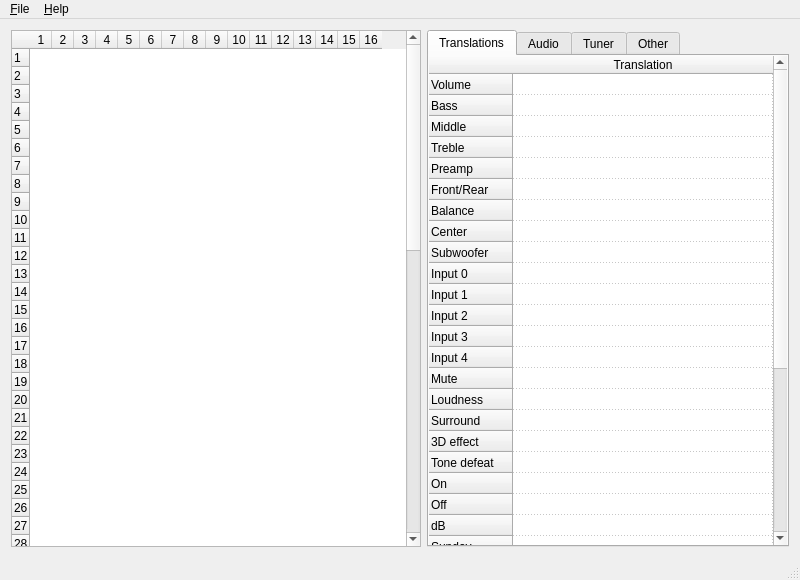
First picture: the form in editor/mainwindow.ui, repository WiseLord/ampcontrol, before the edit.
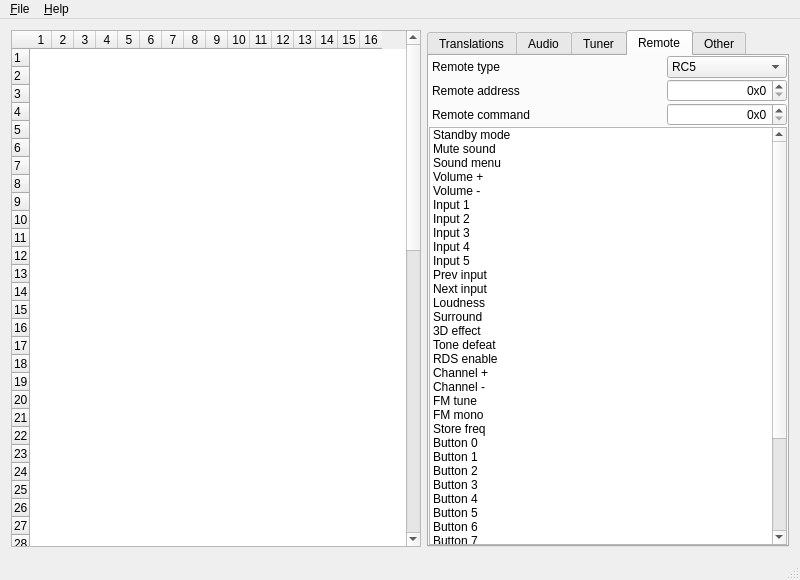
Second picture: the form after the edit. The open tabs and pages were chosen to show the change. Icons and pictures are not drawn.

Commit message: Add remote tab in editor

The edit to the form file:
```diff
--- a/editor/mainwindow.ui
+++ b/editor/mainwindow.ui
@@ -2317,6 +2317,389 @@
         </item>
        </layout>
       </widget>
+      <widget class="QWidget" name="tabRemote">
+       <attribute name="title">
+        <string>Remote</string>
+       </attribute>
+       <layout class="QVBoxLayout" name="verticalLayout_6">
+        <property name="spacing">
+         <number>1</number>
+        </property>
+        <property name="leftMargin">
+         <number>0</number>
+        </property>
+        <property name="topMargin">
+         <number>0</number>
+        </property>
+        <property name="rightMargin">
+         <number>0</number>
+        </property>
+        <property name="bottomMargin">
+         <number>0</number>
+        </property>
+        <item>
+         <widget class="QWidget" name="wgtRemoteType" native="true">
+          <layout class="QHBoxLayout" name="horizontalLayout_39" stretch="1,0">
+           <property name="spacing">
+            <number>0</number>
+           </property>
+           <property name="leftMargin">
+            <number>3</number>
+           </property>
+           <property name="topMargin">
+            <number>0</number>
+           </property>
+           <property name="rightMargin">
+            <number>0</number>
+           </property>
+           <property name="bottomMargin">
+            <number>0</number>
+           </property>
+           <item>
+            <widget class="QLabel" name="lblRemoteType">
+             <property name="text">
+              <string>Remote type</string>
+             </property>
+            </widget>
+           </item>
+           <item>
+            <widget class="QComboBox" name="cbxRemoteType">
+             <property name="minimumSize">
+              <size>
+               <width>120</width>
+               <height>0</height>
+              </size>
+             </property>
+             <property name="currentIndex">
+              <number>0</number>
+             </property>
+             <item>
+              <property name="text">
+               <string>RC5</string>
+              </property>
+             </item>
+             <item>
+              <property name="text">
+               <string>NEC</string>
+              </property>
+             </item>
+             <item>
+              <property name="text">
+               <string>RC6</string>
+              </property>
+             </item>
+             <item>
+              <property name="text">
+               <string>Samsung</string>
+              </property>
+             </item>
+            </widget>
+           </item>
+          </layout>
+         </widget>
+        </item>
+        <item>
+         <widget class="QWidget" name="wgtRemoteAddr" native="true">
+          <layout class="QHBoxLayout" name="horizontalLayout_41" stretch="1,0">
+           <property name="spacing">
+            <number>0</number>
+           </property>
+           <property name="leftMargin">
+            <number>3</number>
+           </property>
+           <property name="topMargin">
+            <number>0</number>
+           </property>
+           <property name="rightMargin">
+            <number>0</number>
+           </property>
+           <property name="bottomMargin">
+            <number>0</number>
+           </property>
+           <item>
+            <widget class="QLabel" name="lblRemoteAddr">
+             <property name="text">
+              <string>Remote address</string>
+             </property>
+            </widget>
+           </item>
+           <item>
+            <widget class="QSpinBox" name="sbxRemoteAddr">
+             <property name="minimumSize">
+              <size>
+               <width>120</width>
+               <height>0</height>
+              </size>
+             </property>
+             <property name="alignment">
+              <set>Qt::AlignRight|Qt::AlignTrailing|Qt::AlignVCenter</set>
+             </property>
+             <property name="prefix">
+              <string>0x</string>
+             </property>
+             <property name="minimum">
+              <number>0</number>
+             </property>
+             <property name="maximum">
+              <number>255</number>
+             </property>
+             <property name="displayIntegerBase">
+              <number>16</number>
+             </property>
+            </widget>
+           </item>
+          </layout>
+         </widget>
+        </item>
+        <item>
+         <widget class="QWidget" name="wgtRemoteCmd" native="true">
+          <layout class="QHBoxLayout" name="horizontalLayout_42" stretch="1,0">
+           <property name="spacing">
+            <number>0</number>
+           </property>
+           <property name="leftMargin">
+            <number>3</number>
+           </property>
+           <property name="topMargin">
+            <number>0</number>
+           </property>
+           <property name="rightMargin">
+            <number>0</number>
+           </property>
+           <property name="bottomMargin">
+            <number>0</number>
+           </property>
+           <item>
+            <widget class="QLabel" name="lblRemoteCmd">
+             <property name="text">
+              <string>Remote command</string>
+             </property>
+            </widget>
+           </item>
+           <item>
+            <widget class="QSpinBox" name="sbxRemoteCmd">
+             <property name="minimumSize">
+              <size>
+               <width>120</width>
+               <height>0</height>
+              </size>
+             </property>
+             <property name="alignment">
+              <set>Qt::AlignRight|Qt::AlignTrailing|Qt::AlignVCenter</set>
+             </property>
+             <property name="prefix">
+              <string>0x</string>
+             </property>
+             <property name="minimum">
+              <number>0</number>
+             </property>
+             <property name="maximum">
+              <number>255</number>
+             </property>
+             <property name="displayIntegerBase">
+              <number>16</number>
+             </property>
+            </widget>
+           </item>
+          </layout>
+         </widget>
+        </item>
+        <item>
+         <widget class="QListWidget" name="lwCommands">
+          <item>
+           <property name="text">
+            <string>Standby mode</string>
+           </property>
+          </item>
+          <item>
+           <property name="text">
+            <string>Mute sound</string>
+           </property>
+          </item>
+          <item>
+           <property name="text">
+            <string>Sound menu</string>
+           </property>
+          </item>
+          <item>
+           <property name="text">
+            <string>Volume +</string>
+           </property>
+          </item>
+          <item>
+           <property name="text">
+            <string>Volume -</string>
+           </property>
+          </item>
+          <item>
+           <property name="text">
+            <string>Input 1</string>
+           </property>
+          </item>
+          <item>
+           <property name="text">
+            <string>Input 2</string>
+           </property>
+          </item>
+          <item>
+           <property name="text">
+            <string>Input 3</string>
+           </property>
+          </item>
+          <item>
+           <property name="text">
+            <string>Input 4</string>
+           </property>
+          </item>
+          <item>
+           <property name="text">
+            <string>Input 5</string>
+           </property>
+          </item>
+          <item>
+           <property name="text">
+            <string>Prev input</string>
+           </property>
+          </item>
+          <item>
+           <property name="text">
+            <string>Next input</string>
+           </property>
+          </item>
+          <item>
+           <property name="text">
+            <string>Loudness</string>
+           </property>
+          </item>
+          <item>
+           <property name="text">
+            <string>Surround</string>
+           </property>
+          </item>
+          <item>
+           <property name="text">
+            <string>3D effect</string>
+           </property>
+          </item>
+          <item>
+           <property name="text">
+            <string>Tone defeat</string>
+           </property>
+          </item>
+          <item>
+           <property name="text">
+            <string>RDS enable</string>
+           </property>
+          </item>
+          <item>
+           <property name="text">
+            <string>Channel +</string>
+           </property>
+          </item>
+          <item>
+           <property name="text">
+            <string>Channel -</string>
+           </property>
+          </item>
+          <item>
+           <property name="text">
+            <string>FM tune</string>
+           </property>
+          </item>
+          <item>
+           <property name="text">
+            <string>FM mono</string>
+           </property>
+          </item>
+          <item>
+           <property name="text">
+            <string>Store freq</string>
+           </property>
+          </item>
+          <item>
+           <property name="text">
+            <string>Button 0</string>
+           </property>
+          </item>
+          <item>
+           <property name="text">
+            <string>Button 1</string>
+           </property>
+          </item>
+          <item>
+           <property name="text">
+            <string>Button 2</string>
+           </property>
+          </item>
+          <item>
+           <property name="text">
+            <string>Button 3</string>
+           </property>
+          </item>
+          <item>
+           <property name="text">
+            <string>Button 4</string>
+           </property>
+          </item>
+          <item>
+           <property name="text">
+            <string>Button 5</string>
+           </property>
+          </item>
+          <item>
+           <property name="text">
+            <string>Button 6</string>
+           </property>
+          </item>
+          <item>
+           <property name="text">
+            <string>Button 7</string>
+           </property>
+          </item>
+          <item>
+           <property name="text">
+            <string>Button 8</string>
+           </property>
+          </item>
+          <item>
+           <property name="text">
+            <string>Button 9</string>
+           </property>
+          </item>
+          <item>
+           <property name="text">
+            <string>Time</string>
+           </property>
+          </item>
+          <item>
+           <property name="text">
+            <string>Alarm</string>
+           </property>
+          </item>
+          <item>
+           <property name="text">
+            <string>Timer</string>
+           </property>
+          </item>
+          <item>
+           <property name="text">
+            <string>Brightness</string>
+           </property>
+          </item>
+          <item>
+           <property name="text">
+            <string>Display mode</string>
+           </property>
+          </item>
+          <item>
+           <property name="text">
+            <string>Fall speed</string>
+           </property>
+          </item>
+         </widget>
+        </item>
+       </layout>
+      </widget>
       <widget class="QWidget" name="tabOther">
        <attribute name="title">
         <string>Other</string>
```
Left out of the diff: 2 changed lines with no effect on the pictures.
